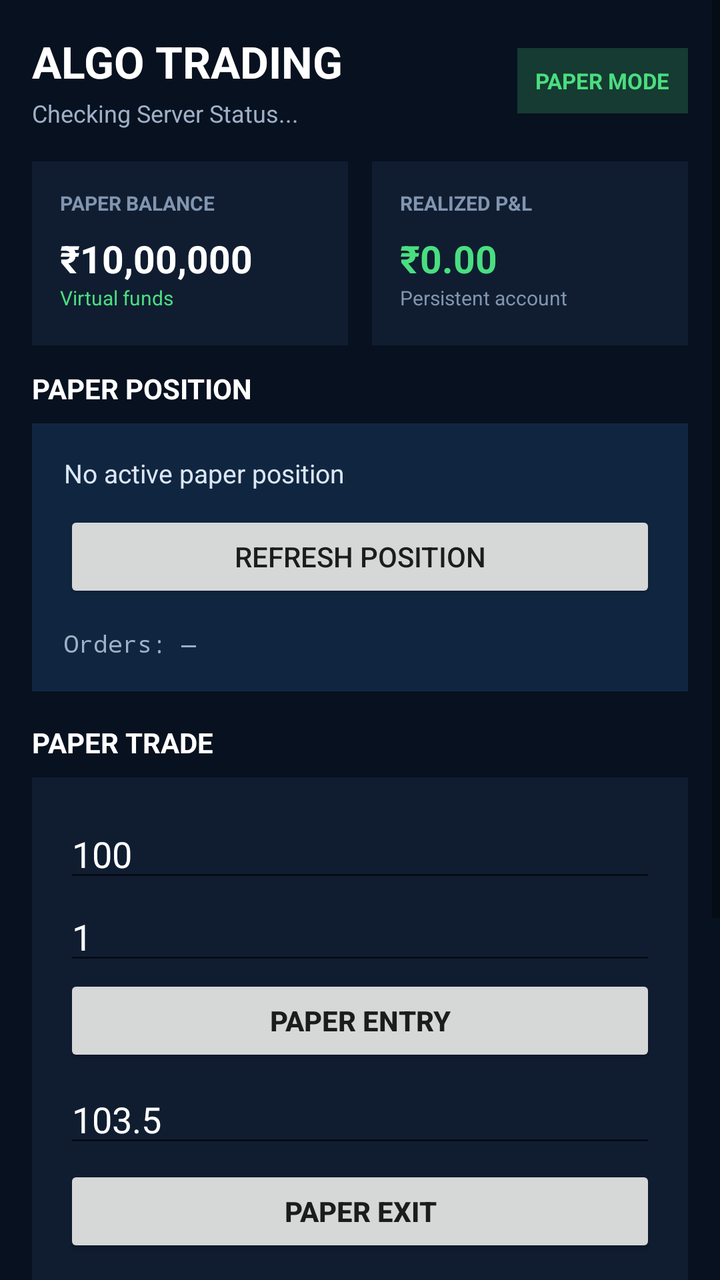
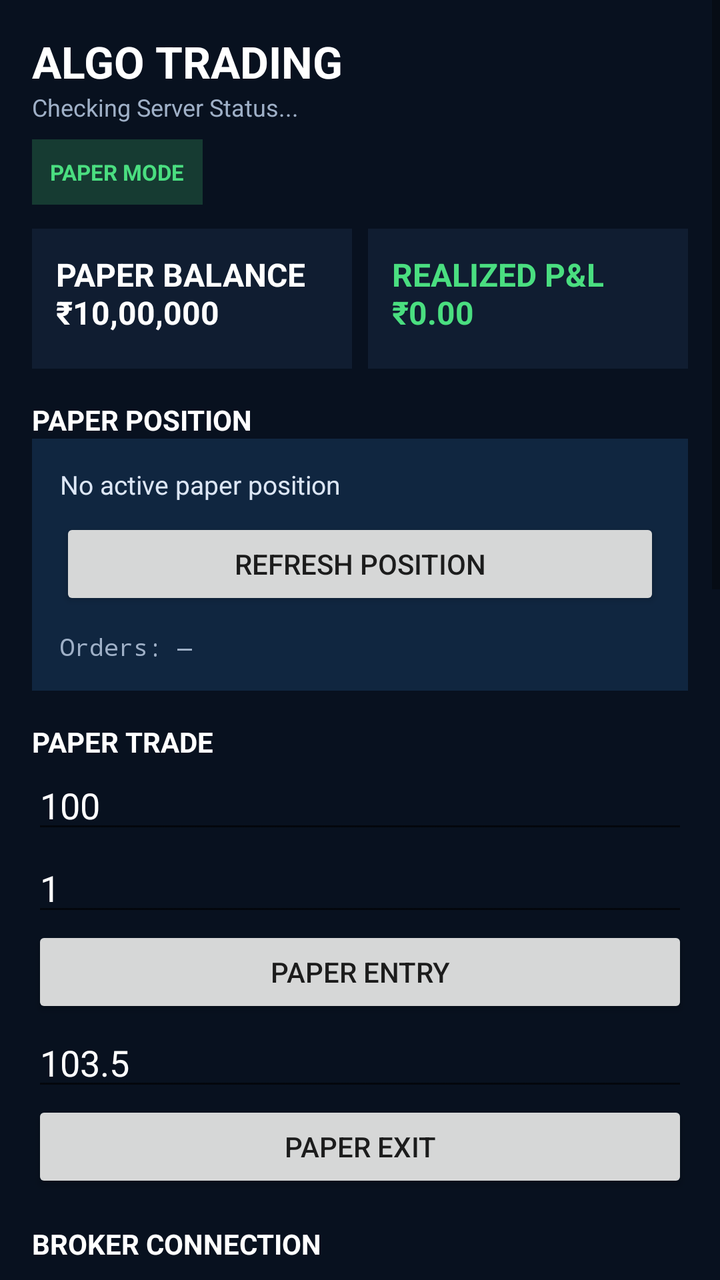

Screens rendered from an Android XML layout before and after an edit, with the pre-edit source and the edit as a unified diff.
<!-- AndroidManifest.xml: application theme Theme.AppCompat.DayNight.DarkActionBar -->
<!-- res/layout/activity_main.xml -->
<?xml version="1.0" encoding="utf-8"?>
<ScrollView xmlns:android="http://schemas.android.com/apk/res/android" android:layout_width="match_parent" android:layout_height="match_parent" android:background="#08111F" android:fillViewport="true">
<LinearLayout android:layout_width="match_parent" android:layout_height="wrap_content" android:orientation="vertical" android:padding="16dp">
<LinearLayout android:layout_width="match_parent" android:layout_height="wrap_content" android:gravity="center_vertical" android:paddingBottom="16dp"><LinearLayout android:layout_width="0dp" android:layout_height="wrap_content" android:layout_weight="1" android:orientation="vertical"><TextView android:layout_width="wrap_content" android:layout_height="wrap_content" android:text="ALGO TRADING" android:textColor="#FFFFFF" android:textSize="22sp" android:textStyle="bold"/><TextView android:id="@+id/tvStatus" android:layout_width="wrap_content" android:layout_height="wrap_content" android:layout_marginTop="3dp" android:text="Checking Server Status..." android:textColor="#9FB0C7" android:textSize="12sp"/></LinearLayout><TextView android:layout_width="wrap_content" android:layout_height="wrap_content" android:background="#163B32" android:padding="9dp" android:text="PAPER MODE" android:textColor="#4ADE80" android:textSize="11sp" android:textStyle="bold"/></LinearLayout>
<LinearLayout android:layout_width="match_parent" android:layout_height="wrap_content" android:orientation="horizontal" android:layout_marginBottom="12dp"><LinearLayout android:layout_width="0dp" android:layout_height="92dp" android:layout_weight="1" android:layout_marginEnd="6dp" android:background="#101D31" android:orientation="vertical" android:padding="14dp"><TextView android:layout_width="wrap_content" android:layout_height="wrap_content" android:text="PAPER BALANCE" android:textColor="#8295AE" android:textSize="10sp" android:textStyle="bold"/><TextView android:id="@+id/tvPaperBalance" android:layout_width="wrap_content" android:layout_height="wrap_content" android:layout_marginTop="8dp" android:text="₹10,00,000" android:textColor="#FFFFFF" android:textSize="19sp" android:textStyle="bold"/><TextView android:layout_width="wrap_content" android:layout_height="wrap_content" android:text="Virtual funds" android:textColor="#4ADE80" android:textSize="10sp"/></LinearLayout><LinearLayout android:layout_width="0dp" android:layout_height="92dp" android:layout_weight="1" android:layout_marginStart="6dp" android:background="#101D31" android:orientation="vertical" android:padding="14dp"><TextView android:layout_width="wrap_content" android:layout_height="wrap_content" android:text="REALIZED P&amp;L" android:textColor="#8295AE" android:textSize="10sp" android:textStyle="bold"/><TextView android:id="@+id/tvPaperResult" android:layout_width="match_parent" android:layout_height="wrap_content" android:layout_marginTop="8dp" android:text="₹0.00" android:textColor="#4ADE80" android:textSize="19sp" android:textStyle="bold"/><TextView android:layout_width="wrap_content" android:layout_height="wrap_content" android:text="Persistent account" android:textColor="#8295AE" android:textSize="10sp"/></LinearLayout></LinearLayout>
<TextView android:layout_width="wrap_content" android:layout_height="wrap_content" android:text="PAPER POSITION" android:textColor="#FFFFFF" android:textSize="14sp" android:textStyle="bold" android:layout_marginBottom="8dp"/><LinearLayout android:layout_width="match_parent" android:layout_height="wrap_content" android:background="#102640" android:orientation="vertical" android:padding="16dp" android:layout_marginBottom="16dp"><TextView android:id="@+id/tvPaperPosition" android:layout_width="match_parent" android:layout_height="wrap_content" android:text="No active paper position" android:textColor="#DCE6F5" android:textSize="13sp"/><Button android:id="@+id/btnPaperPosition" android:layout_width="match_parent" android:layout_height="46dp" android:layout_marginTop="10dp" android:text="REFRESH POSITION"/><TextView android:id="@+id/tvPaperOrders" android:layout_width="match_parent" android:layout_height="wrap_content" android:layout_marginTop="12dp" android:text="Orders: —" android:textColor="#9FB0C7" android:textSize="12sp" android:fontFamily="monospace"/></LinearLayout>
<TextView android:layout_width="wrap_content" android:layout_height="wrap_content" android:text="PAPER TRADE" android:textColor="#FFFFFF" android:textSize="14sp" android:textStyle="bold" android:layout_marginBottom="8dp"/><LinearLayout android:layout_width="match_parent" android:layout_height="wrap_content" android:background="#101D31" android:orientation="vertical" android:padding="16dp" android:layout_marginBottom="16dp"><EditText android:id="@+id/etEntryPrice" android:layout_width="match_parent" android:layout_height="wrap_content" android:hint="Entry Price" android:inputType="numberDecimal" android:text="100" android:textColor="#FFFFFF" android:textColorHint="#8295AE"/><EditText android:id="@+id/etQuantity" android:layout_width="match_parent" android:layout_height="wrap_content" android:hint="Quantity" android:inputType="numberDecimal" android:text="1" android:textColor="#FFFFFF" android:textColorHint="#8295AE"/><Button android:id="@+id/btnPaperEntry" android:layout_width="match_parent" android:layout_height="46dp" android:text="PAPER ENTRY" android:textStyle="bold"/><EditText android:id="@+id/etExitPrice" android:layout_width="match_parent" android:layout_height="wrap_content" android:hint="Exit Price" android:inputType="numberDecimal" android:text="103.5" android:textColor="#FFFFFF" android:textColorHint="#8295AE" android:layout_marginTop="4dp"/><Button android:id="@+id/btnPaperExit" android:layout_width="match_parent" android:layout_height="46dp" android:text="PAPER EXIT" android:textStyle="bold" android:layout_marginTop="4dp"/></LinearLayout>
<TextView android:layout_width="wrap_content" android:layout_height="wrap_content" android:text="CASH–FUTURE SCANNER" android:textColor="#FFFFFF" android:textSize="14sp" android:textStyle="bold" android:layout_marginBottom="8dp"/><Button android:id="@+id/btnRunScanner" android:layout_width="match_parent" android:layout_height="46dp" android:text="RUN CASH–FUTURE SCAN"/><TextView android:id="@+id/tvScannerResult" android:layout_width="match_parent" android:layout_height="wrap_content" android:text="Scanner results will appear here." android:textColor="#DCE6F5" android:textSize="12sp" android:fontFamily="monospace" android:padding="12dp"/>
<TextView android:id="@+id/tvScannerAutoRefreshStatus" android:layout_width="match_parent" android:layout_height="wrap_content" android:text="Auto Refresh: OFF" android:textColor="#8295AE" android:textSize="11sp"/><TextView android:id="@+id/tvScannerNextRefresh" android:layout_width="match_parent" android:layout_height="wrap_content" android:text="Next Refresh: —" android:textColor="#8295AE" android:textSize="11sp"/><CheckBox android:id="@+id/cbScannerAutoRefresh" android:layout_width="match_parent" android:layout_height="wrap_content" android:text="Auto refresh scanner" android:textColor="#DCE6F5"/><EditText android:id="@+id/etScannerRefreshSeconds" android:layout_width="match_parent" android:layout_height="wrap_content" android:hint="Refresh seconds (10–300)" android:inputType="number" android:text="30" android:textColor="#FFFFFF" android:textColorHint="#8295AE"/>
</LinearLayout></ScrollView>
<!-- resources referenced by this layout -->
<resources>

</resources>

<!-- the commit's change to res/layout/activity_main.xml (unified diff, before → after) -->
@@ -1,10 +1,45 @@
 <?xml version="1.0" encoding="utf-8"?>
 <ScrollView xmlns:android="http://schemas.android.com/apk/res/android" android:layout_width="match_parent" android:layout_height="match_parent" android:background="#08111F" android:fillViewport="true">
 <LinearLayout android:layout_width="match_parent" android:layout_height="wrap_content" android:orientation="vertical" android:padding="16dp">
-<LinearLayout android:layout_width="match_parent" android:layout_height="wrap_content" android:gravity="center_vertical" android:paddingBottom="16dp"><LinearLayout android:layout_width="0dp" android:layout_height="wrap_content" android:layout_weight="1" android:orientation="vertical"><TextView android:layout_width="wrap_content" android:layout_height="wrap_content" android:text="ALGO TRADING" android:textColor="#FFFFFF" android:textSize="22sp" android:textStyle="bold"/><TextView android:id="@+id/tvStatus" android:layout_width="wrap_content" android:layout_height="wrap_content" android:layout_marginTop="3dp" android:text="Checking Server Status..." android:textColor="#9FB0C7" android:textSize="12sp"/></LinearLayout><TextView android:layout_width="wrap_content" android:layout_height="wrap_content" android:background="#163B32" android:padding="9dp" android:text="PAPER MODE" android:textColor="#4ADE80" android:textSize="11sp" android:textStyle="bold"/></LinearLayout>
-<LinearLayout android:layout_width="match_parent" android:layout_height="wrap_content" android:orientation="horizontal" android:layout_marginBottom="12dp"><LinearLayout android:layout_width="0dp" android:layout_height="92dp" android:layout_weight="1" android:layout_marginEnd="6dp" android:background="#101D31" android:orientation="vertical" android:padding="14dp"><TextView android:layout_width="wrap_content" android:layout_height="wrap_content" android:text="PAPER BALANCE" android:textColor="#8295AE" android:textSize="10sp" android:textStyle="bold"/><TextView android:id="@+id/tvPaperBalance" android:layout_width="wrap_content" android:layout_height="wrap_content" android:layout_marginTop="8dp" android:text="₹10,00,000" android:textColor="#FFFFFF" android:textSize="19sp" android:textStyle="bold"/><TextView android:layout_width="wrap_content" android:layout_height="wrap_content" android:text="Virtual funds" android:textColor="#4ADE80" android:textSize="10sp"/></LinearLayout><LinearLayout android:layout_width="0dp" android:layout_height="92dp" android:layout_weight="1" android:layout_marginStart="6dp" android:background="#101D31" android:orientation="vertical" android:padding="14dp"><TextView android:layout_width="wrap_content" android:layout_height="wrap_content" android:text="REALIZED P&amp;L" android:textColor="#8295AE" android:textSize="10sp" android:textStyle="bold"/><TextView android:id="@+id/tvPaperResult" android:layout_width="match_parent" android:layout_height="wrap_content" android:layout_marginTop="8dp" android:text="₹0.00" android:textColor="#4ADE80" android:textSize="19sp" android:textStyle="bold"/><TextView android:layout_width="wrap_content" android:layout_height="wrap_content" android:text="Persistent account" android:textColor="#8295AE" android:textSize="10sp"/></LinearLayout></LinearLayout>
-<TextView android:layout_width="wrap_content" android:layout_height="wrap_content" android:text="PAPER POSITION" android:textColor="#FFFFFF" android:textSize="14sp" android:textStyle="bold" android:layout_marginBottom="8dp"/><LinearLayout android:layout_width="match_parent" android:layout_height="wrap_content" android:background="#102640" android:orientation="vertical" android:padding="16dp" android:layout_marginBottom="16dp"><TextView android:id="@+id/tvPaperPosition" android:layout_width="match_parent" android:layout_height="wrap_content" android:text="No active paper position" android:textColor="#DCE6F5" android:textSize="13sp"/><Button android:id="@+id/btnPaperPosition" android:layout_width="match_parent" android:layout_height="46dp" android:layout_marginTop="10dp" android:text="REFRESH POSITION"/><TextView android:id="@+id/tvPaperOrders" android:layout_width="match_parent" android:layout_height="wrap_content" android:layout_marginTop="12dp" android:text="Orders: —" android:textColor="#9FB0C7" android:textSize="12sp" android:fontFamily="monospace"/></LinearLayout>
-<TextView android:layout_width="wrap_content" android:layout_height="wrap_content" android:text="PAPER TRADE" android:textColor="#FFFFFF" android:textSize="14sp" android:textStyle="bold" android:layout_marginBottom="8dp"/><LinearLayout android:layout_width="match_parent" android:layout_height="wrap_content" android:background="#101D31" android:orientation="vertical" android:padding="16dp" android:layout_marginBottom="16dp"><EditText android:id="@+id/etEntryPrice" android:layout_width="match_parent" android:layout_height="wrap_content" android:hint="Entry Price" android:inputType="numberDecimal" android:text="100" android:textColor="#FFFFFF" android:textColorHint="#8295AE"/><EditText android:id="@+id/etQuantity" android:layout_width="match_parent" android:layout_height="wrap_content" android:hint="Quantity" android:inputType="numberDecimal" android:text="1" android:textColor="#FFFFFF" android:textColorHint="#8295AE"/><Button android:id="@+id/btnPaperEntry" android:layout_width="match_parent" android:layout_height="46dp" android:text="PAPER ENTRY" android:textStyle="bold"/><EditText android:id="@+id/etExitPrice" android:layout_width="match_parent" android:layout_height="wrap_content" android:hint="Exit Price" android:inputType="numberDecimal" android:text="103.5" android:textColor="#FFFFFF" android:textColorHint="#8295AE" android:layout_marginTop="4dp"/><Button android:id="@+id/btnPaperExit" android:layout_width="match_parent" android:layout_height="46dp" android:text="PAPER EXIT" android:textStyle="bold" android:layout_marginTop="4dp"/></LinearLayout>
-<TextView android:layout_width="wrap_content" android:layout_height="wrap_content" android:text="CASH–FUTURE SCANNER" android:textColor="#FFFFFF" android:textSize="14sp" android:textStyle="bold" android:layout_marginBottom="8dp"/><Button android:id="@+id/btnRunScanner" android:layout_width="match_parent" android:layout_height="46dp" android:text="RUN CASH–FUTURE SCAN"/><TextView android:id="@+id/tvScannerResult" android:layout_width="match_parent" android:layout_height="wrap_content" android:text="Scanner results will appear here." android:textColor="#DCE6F5" android:textSize="12sp" android:fontFamily="monospace" android:padding="12dp"/>
-<TextView android:id="@+id/tvScannerAutoRefreshStatus" android:layout_width="match_parent" android:layout_height="wrap_content" android:text="Auto Refresh: OFF" android:textColor="#8295AE" android:textSize="11sp"/><TextView android:id="@+id/tvScannerNextRefresh" android:layout_width="match_parent" android:layout_height="wrap_content" android:text="Next Refresh: —" android:textColor="#8295AE" android:textSize="11sp"/><CheckBox android:id="@+id/cbScannerAutoRefresh" android:layout_width="match_parent" android:layout_height="wrap_content" android:text="Auto refresh scanner" android:textColor="#DCE6F5"/><EditText android:id="@+id/etScannerRefreshSeconds" android:layout_width="match_parent" android:layout_height="wrap_content" android:hint="Refresh seconds (10–300)" android:inputType="number" android:text="30" android:textColor="#FFFFFF" android:textColorHint="#8295AE"/>
-</LinearLayout></ScrollView>
+<TextView android:layout_width="wrap_content" android:layout_height="wrap_content" android:text="ALGO TRADING" android:textColor="#FFFFFF" android:textSize="22sp" android:textStyle="bold"/>
+<TextView android:id="@+id/tvStatus" android:layout_width="wrap_content" android:layout_height="wrap_content" android:text="Checking Server Status..." android:textColor="#9FB0C7" android:textSize="12sp"/>
+<TextView android:layout_width="wrap_content" android:layout_height="wrap_content" android:layout_marginTop="8dp" android:background="#163B32" android:padding="9dp" android:text="PAPER MODE" android:textColor="#4ADE80" android:textSize="11sp" android:textStyle="bold"/>
+<LinearLayout android:layout_width="match_parent" android:layout_height="wrap_content" android:orientation="horizontal" android:layout_marginTop="12dp">
+<TextView android:id="@+id/tvPaperBalance" android:layout_width="0dp" android:layout_height="70dp" android:layout_weight="1" android:background="#101D31" android:padding="12dp" android:text="PAPER BALANCE\n₹10,00,000" android:textColor="#FFFFFF" android:textSize="16sp" android:textStyle="bold"/>
+<TextView android:id="@+id/tvPaperResult" android:layout_width="0dp" android:layout_height="70dp" android:layout_weight="1" android:layout_marginStart="8dp" android:background="#101D31" android:padding="12dp" android:text="REALIZED P&amp;L\n₹0.00" android:textColor="#4ADE80" android:textSize="16sp" android:textStyle="bold"/>
+</LinearLayout>
+<TextView android:layout_width="wrap_content" android:layout_height="wrap_content" android:layout_marginTop="16dp" android:text="PAPER POSITION" android:textColor="#FFFFFF" android:textSize="14sp" android:textStyle="bold"/>
+<LinearLayout android:layout_width="match_parent" android:layout_height="wrap_content" android:background="#102640" android:orientation="vertical" android:padding="14dp">
+<TextView android:id="@+id/tvPaperPosition" android:layout_width="match_parent" android:layout_height="wrap_content" android:text="No active paper position" android:textColor="#DCE6F5" android:textSize="13sp"/>
+<Button android:id="@+id/btnPaperPosition" android:layout_width="match_parent" android:layout_height="46dp" android:layout_marginTop="8dp" android:text="REFRESH POSITION"/>
+<TextView android:id="@+id/tvPaperOrders" android:layout_width="match_parent" android:layout_height="wrap_content" android:layout_marginTop="10dp" android:text="Orders: —" android:textColor="#9FB0C7" android:textSize="12sp" android:fontFamily="monospace"/>
+</LinearLayout>
+<TextView android:layout_width="wrap_content" android:layout_height="wrap_content" android:layout_marginTop="16dp" android:text="PAPER TRADE" android:textColor="#FFFFFF" android:textSize="14sp" android:textStyle="bold"/>
+<EditText android:id="@+id/etEntryPrice" android:layout_width="match_parent" android:layout_height="wrap_content" android:hint="Entry Price" android:inputType="numberDecimal" android:text="100" android:textColor="#FFFFFF" android:textColorHint="#8295AE"/>
+<EditText android:id="@+id/etQuantity" android:layout_width="match_parent" android:layout_height="wrap_content" android:hint="Quantity" android:inputType="numberDecimal" android:text="1" android:textColor="#FFFFFF" android:textColorHint="#8295AE"/>
+<Button android:id="@+id/btnPaperEntry" android:layout_width="match_parent" android:layout_height="46dp" android:text="PAPER ENTRY"/>
+<EditText android:id="@+id/etExitPrice" android:layout_width="match_parent" android:layout_height="wrap_content" android:hint="Exit Price" android:inputType="numberDecimal" android:text="103.5" android:textColor="#FFFFFF" android:textColorHint="#8295AE"/>
+<Button android:id="@+id/btnPaperExit" android:layout_width="match_parent" android:layout_height="46dp" android:text="PAPER EXIT"/>
+<TextView android:layout_width="wrap_content" android:layout_height="wrap_content" android:layout_marginTop="16dp" android:text="BROKER CONNECTION" android:textColor="#FFFFFF" android:textSize="14sp" android:textStyle="bold"/>
+<EditText android:id="@+id/etBrokerApiKey" android:layout_width="match_parent" android:layout_height="wrap_content" android:hint="Angel One API Key" android:textColor="#FFFFFF" android:textColorHint="#8295AE" android:inputType="textPassword"/>
+<EditText android:id="@+id/etBrokerClientCode" android:layout_width="match_parent" android:layout_height="wrap_content" android:hint="Client Code" android:textColor="#FFFFFF" android:textColorHint="#8295AE"/>
+<EditText android:id="@+id/etBrokerPassword" android:layout_width="match_parent" android:layout_height="wrap_content" android:hint="Broker Password" android:textColor="#FFFFFF" android:textColorHint="#8295AE" android:inputType="textPassword"/>
+<EditText android:id="@+id/etBrokerTotpSecret" android:layout_width="match_parent" android:layout_height="wrap_content" android:hint="TOTP Secret" android:textColor="#FFFFFF" android:textColorHint="#8295AE" android:inputType="textPassword"/>
+<Button android:id="@+id/btnConnectBroker" android:layout_width="match_parent" android:layout_height="46dp" android:text="CONNECT ANGEL ONE"/>
+<Button android:id="@+id/btnDisconnectBroker" android:layout_width="match_parent" android:layout_height="46dp" android:text="DISCONNECT BROKER"/>
+<TextView android:id="@+id/tvBrokerStatus" android:layout_width="match_parent" android:layout_height="wrap_content" android:text="Broker Status: Not checked" android:textColor="#9FB0C7" android:padding="8dp"/>
+<TextView android:layout_width="wrap_content" android:layout_height="wrap_content" android:layout_marginTop="16dp" android:text="REAL TRADING SAFETY" android:textColor="#FFFFFF" android:textSize="14sp" android:textStyle="bold"/>
+<TextView android:id="@+id/tvSafetyStatus" android:layout_width="match_parent" android:layout_height="wrap_content" android:text="Safety: OFF • Kill Switch: ON" android:textColor="#FBBF24" android:padding="8dp"/>
+<TextView android:id="@+id/tvSafetyRouting" android:layout_width="match_parent" android:layout_height="wrap_content" android:text="Live order routing: DISABLED" android:textColor="#9FB0C7"/>
+<Button android:id="@+id/btnEnableRealTrading" android:layout_width="match_parent" android:layout_height="46dp" android:text="ENABLE REAL TRADING SAFETY"/>
+<Button android:id="@+id/btnDisableRealTrading" android:layout_width="match_parent" android:layout_height="46dp" android:text="DISABLE REAL TRADING"/>
+<Button android:id="@+id/btnKillSwitch" android:layout_width="match_parent" android:layout_height="46dp" android:text="KILL SWITCH"/>
+<TextView android:layout_width="wrap_content" android:layout_height="wrap_content" android:layout_marginTop="16dp" android:text="CASH–FUTURE SCANNER" android:textColor="#FFFFFF" android:textSize="14sp" android:textStyle="bold"/>
+<Button android:id="@+id/btnRunScanner" android:layout_width="match_parent" android:layout_height="46dp" android:text="RUN CASH–FUTURE SCAN"/>
+<TextView android:id="@+id/tvScannerResult" android:layout_width="match_parent" android:layout_height="wrap_content" android:text="Scanner results will appear here." android:textColor="#DCE6F5" android:textSize="12sp" android:fontFamily="monospace" android:padding="12dp"/>
+<TextView android:id="@+id/tvScannerAutoRefreshStatus" android:layout_width="match_parent" android:layout_height="wrap_content" android:text="Auto Refresh: OFF" android:textColor="#8295AE" android:textSize="11sp"/>
+<TextView android:id="@+id/tvScannerNextRefresh" android:layout_width="match_parent" android:layout_height="wrap_content" android:text="Next Refresh: —" android:textColor="#8295AE" android:textSize="11sp"/>
+<CheckBox android:id="@+id/cbScannerAutoRefresh" android:layout_width="match_parent" android:layout_height="wrap_content" android:text="Auto refresh scanner" android:textColor="#DCE6F5"/>
+<EditText android:id="@+id/etScannerRefreshSeconds" android:layout_width="match_parent" android:layout_height="wrap_content" android:hint="Refresh seconds (10–300)" android:inputType="number" android:text="30" android:textColor="#FFFFFF" android:textColorHint="#8295AE"/>
+</LinearLayout>
+</ScrollView>
